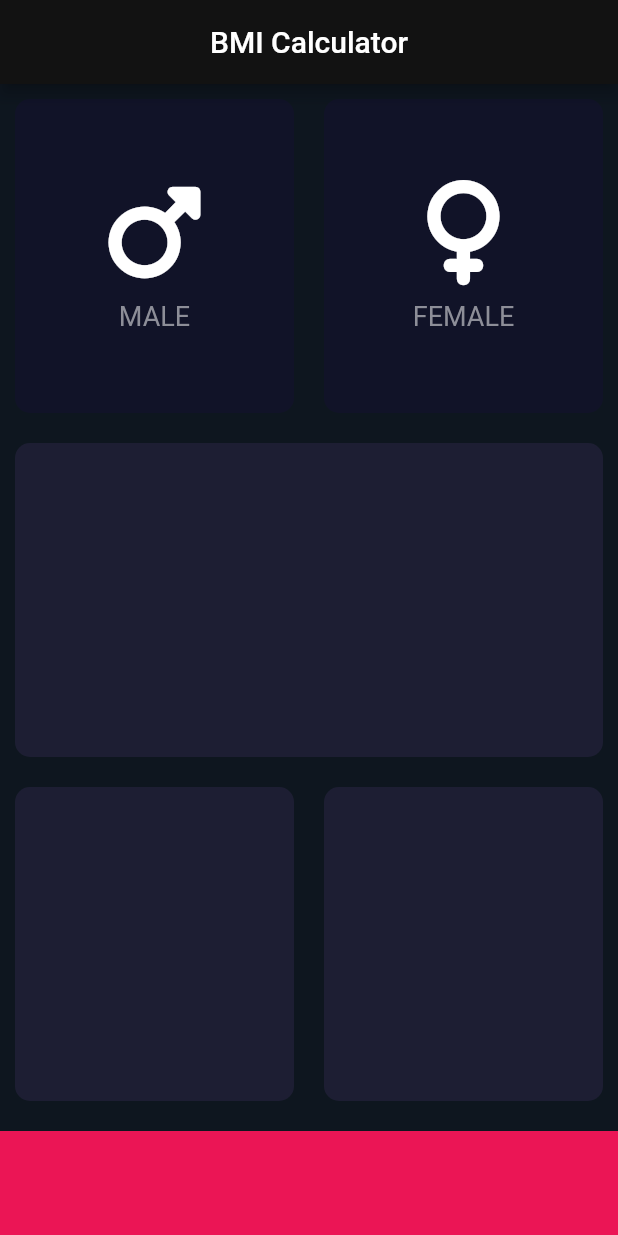
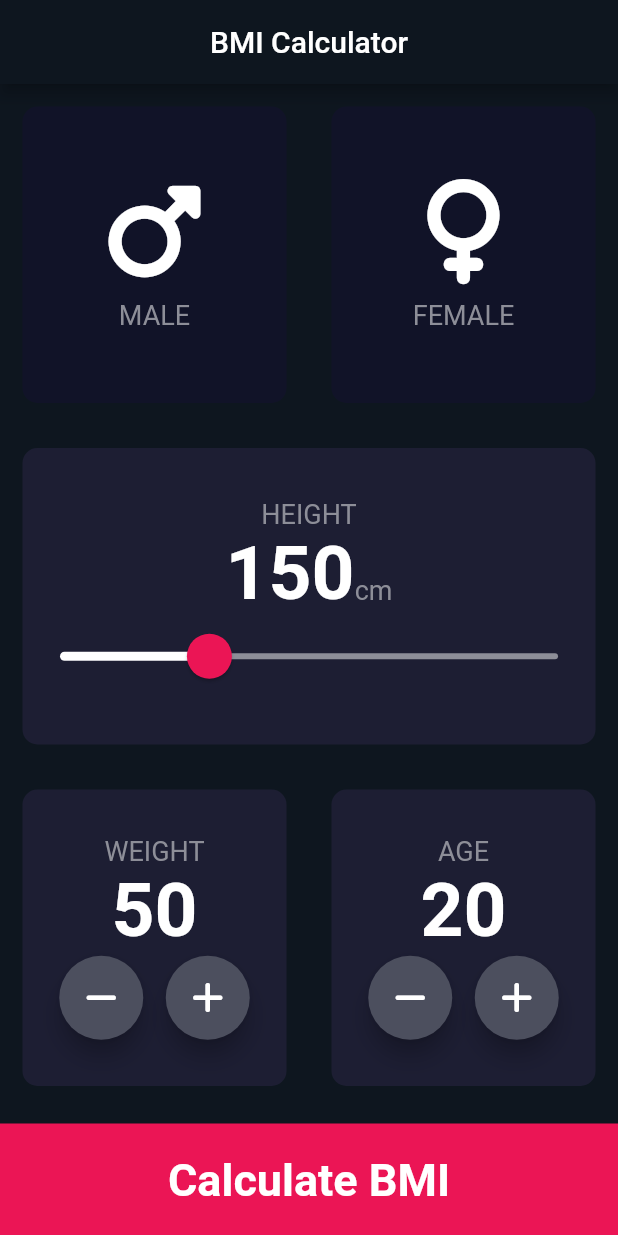
Before and after one commit to minhaz74692/BMI_Calculator_Flutter, a Flutter app: the screen it shows after launch, on a phone screen of 412 x 824 dp. Run offline on Flutter 3.47's test engine with Material 2 defaults, Android fonts, the phone set to English and light mode, and no system bars; our stand-ins replace font_awesome_flutter, rflutter_alert.

Commit message:
BMI Calculator final commit

```diff
--- a/lib/InputPage.dart
+++ /dev/null
@@ -1,122 +0,0 @@
-//ignore_for_file: prefer_const_constructors
-import 'package:bmi_calculator/IconWidget.dart';
-import 'package:bmi_calculator/ReuseableContainer.dart';
-import 'package:flutter/material.dart';
-import 'package:font_awesome_flutter/font_awesome_flutter.dart';
-const bottomContainerHeight= 70.0;
-const bottomContainerColor= Color(0xFFEB1555);
-const reUseContainerColor = Color(0xFF1D1E33);
-const inactiveColor = Color(0xFF111328);
-const activeColor = Color(0xFF1D1E33);
-class InputPage extends StatefulWidget {
-  const InputPage({Key? key}) : super(key: key);
-
-  @override
-  State<InputPage> createState() => _InputPageState();
-}
-
-class _InputPageState extends State<InputPage> {
-
-  Color maleColor = inactiveColor;
-  Color femaleColor = inactiveColor;
-
-  //1=male , 2 = female
-  void updateColor(int genderType){
-    if(genderType == 1){
-      maleColor == inactiveColor? {  //This is actually If-Else Statement ternory operator
-        maleColor = activeColor,
-        femaleColor = inactiveColor
-      }: maleColor = inactiveColor;
-    }else if(genderType == 2){
-      femaleColor == inactiveColor? {  //This is actually If-Else Statement ternory operator
-        femaleColor = activeColor,
-        maleColor= inactiveColor
-      }: femaleColor = inactiveColor;
-    }
-  }
-
-  @override
-  Widget build(BuildContext context) {
-    return Scaffold(
-      appBar: AppBar(
-        title: Center(child: Text("BMI Calculator"),
-        ),
-      ),
-      body: Column(
-        children: [
-          Expanded(
-            child: Row(
-                children: <Widget>[
-                Expanded(
-                  child: GestureDetector(
-                    onTap: (){
-                      setState(() {
-                        updateColor(1);
-                      });
-                    },
-                    child: ReuseableContainer(
-                      colour: maleColor,
-                      cardChild: IconWidget(
-                          gender: "MALE",
-                          iconName: FontAwesomeIcons.mars
-                      ),
-                    ),
-                  ),
-                ),
-                Expanded(
-                  child: GestureDetector(
-                    onTap: (){
-                      setState(() {
-                        updateColor(2);
-                      });
-                    },
-                    child: ReuseableContainer(
-                      colour: femaleColor,
-                      cardChild: IconWidget(
-                          gender: "FEMALE",
-                          iconName: FontAwesomeIcons.venus
-                      ),
-                    ),
-                  ),
-                )
-                ]
-            ),
-          ),
-          Expanded(
-            child: Row(
-                children: const <Widget>[
-                  Expanded(
-                    child: ReuseableContainer(
-                        colour: reUseContainerColor
-                    ),
-                  )
-                ]
-            ),
-          ),
-          Expanded(
-            child: Row(
-                children: const <Widget>[
-                  Expanded(
-                    child: ReuseableContainer(
-                        colour: reUseContainerColor
-                    ),
-                  ),
-                  Expanded(
-                    child: ReuseableContainer(
-                        colour: reUseContainerColor
-                    ),
-                  )
-              ]
-            ),
-          ),
-          Container(
-            width: double.infinity,
-            height: bottomContainerHeight,
-            color: bottomContainerColor,
-            margin: EdgeInsets.only(top: 10),
-          )
-        ]
-      ),
-    );
-  }
-}
--- a/lib/ReuseableContainer.dart
+++ /dev/null
@@ -1,19 +0,0 @@
-//ignore_for_file: prefer_const_constructors
-import 'package:flutter/material.dart';
-class ReuseableContainer extends StatelessWidget {
-  // const ReuseableContainer({Key?key}):super(key:key);
-  const ReuseableContainer({super.key, required this.colour, this.cardChild =const Center(child:Text(""))});
-  final Color colour;
-  final Widget cardChild;
-  @override
-  Widget build(BuildContext context) {
-    return Container(
-      margin: EdgeInsets.all(10),
-      decoration: BoxDecoration(
-        color: colour,
-        borderRadius: BorderRadius.circular(10.0),
-      ),
-      child: cardChild,
-    );
-  }
-}
--- /dev/null
+++ b/lib/calculator_brain.dart
@@ -0,0 +1,29 @@
+import 'dart:math';
+class CalculatorBrain{
+  CalculatorBrain({required this.weight,required this.height});
+  final weight;
+  final height;
+  double _bmi = 0;
+  String calculateBMI(){
+    _bmi = weight/ pow(height/100, 2);
+    return _bmi.toStringAsFixed(1);
+  }
+  String getResult(){
+    if(_bmi >= 25){
+      return 'Overweight';
+    }else if(_bmi>18.5){
+      return 'Normal';
+    }else{
+      return 'Underweight';
+    }
+  }
+  String getInterpretation(){
+    if(_bmi >= 25){
+      return 'You have higher than normal body weight. Try to exercise more.';
+    }else if(_bmi>18.5){
+      return 'You have a normal body weight. Good job!.';
+    }else{
+      return 'You have a lower than normal body weight. You can eat bit more.';
+    }
+  }
+}
--- /dev/null
+++ b/lib/components/gender_section.dart
@@ -0,0 +1,55 @@
+//ignore_for_file: prefer_const_constructors
+import 'package:bmi_calculator/components/icon_widget.dart';
+import 'package:bmi_calculator/components/reusable_container.dart';
+import 'package:flutter/material.dart';
+import 'package:font_awesome_flutter/font_awesome_flutter.dart';
+import '../constants.dart';
+
+enum Gender {male, female }
+
+class GenderSection extends StatefulWidget {
+  const GenderSection({super.key});
+
+
+  @override
+  State<GenderSection> createState() => _GenderSectionState();
+}
+
+class _GenderSectionState extends State<GenderSection> {
+  dynamic selectedGender;
+  @override
+  Widget build(BuildContext context) {
+    return Row(
+        children: <Widget>[
+          Expanded(
+            child: ReuseableContainer(
+              onPress: (){
+                setState(() {
+                  selectedGender = Gender.male;
+                });
+              },
+              colour: selectedGender == Gender.male? kActiveColor:kInactiveColor,
+              cardChild: IconWidget(
+                  gender: "MALE",
+                  iconName: FontAwesomeIcons.mars
+              ),
+            ),
+          ),
+          Expanded(
+            child: ReuseableContainer(
+              onPress: (){
+                setState(() {
+                  selectedGender = Gender.female;
+                });
+              },
+              colour: selectedGender == Gender.female?kActiveColor:kInactiveColor,
+              cardChild: IconWidget(
+                  gender: "FEMALE",
+                  iconName: FontAwesomeIcons.venus
+              ),
+            ),
+          )
+        ]
+    );
+  }
+}
--- a/lib/IconWidget.dart
+++ b/lib/components/icon_widget.dart
@@ -1,10 +1,7 @@
 //ignore_for_file: prefer_const_constructors
 import 'package:flutter/material.dart';
 import 'package:font_awesome_flutter/font_awesome_flutter.dart';
-const genderTextStyle = TextStyle(
-    fontSize: 18.0,
-    color: Color(0xFF8D8E98),
-);
+import '../constants.dart';
 class IconWidget extends StatelessWidget {
   const IconWidget({super.key, required this.gender, required this.iconName});
   final String gender;
@@ -19,7 +16,7 @@ class IconWidget extends StatelessWidget {
           SizedBox(
             height: 10,
           ),
-          Text(gender, style: genderTextStyle),
+          Text(gender, style: kLabelTextStyle),
         ]
     );
   }
--- a/lib/MyApp.dart
+++ b/lib/components/my_app.dart
@@ -1,6 +1,9 @@
 //ignore_for_file: prefer_const_constructors
-import 'package:bmi_calculator/InputPage.dart';
-import 'package:bmi_calculator/ThemePractice.dart';
+import 'package:bmi_calculator/screens//input_page.dart';
+import 'package:bmi_calculator/screens//result_page.dart';
+import 'package:bmi_calculator/screens/screen1.dart';
+import 'package:bmi_calculator/screens//screen2.dart';
+import 'package:bmi_calculator/components/theme_practice.dart';
 import 'package:flutter/material.dart';
 class MyApp extends StatefulWidget {
   const MyApp({super.key});
@@ -22,10 +25,16 @@ class _MyAppState extends State<MyApp> {
         hoverColor: Color(0xFF0E161F),
         colorScheme: ColorScheme.dark().copyWith(
           primary: Color(0xFF0E161F),
-          secondary: Colors.blue,
         ),
       ),
       home: InputPage(),
+      // initialRoute: '/',
+      // routes: {
+      //   '/': (context)=> InputPage(),
+      //   '/first': (context)=> Screen1(),
+      //   '/second': (context) => Screen2(),
+      //   '/result': (context)=> ResultPage(),
+      // },
     );
   }
 }
--- /dev/null
+++ b/lib/components/reusable_container.dart
@@ -0,0 +1,23 @@
+//ignore_for_file: prefer_const_constructors
+import 'package:flutter/material.dart';
+class ReuseableContainer extends StatelessWidget {
+  // const ReuseableContainer({Key?key}):super(key:key);
+  const ReuseableContainer({super.key, required this.colour, this.cardChild =const Center(child:Text("")),  required this.onPress});
+  final Color colour;
+  final Widget cardChild;
+  final Function() onPress;
+  @override
+  Widget build(BuildContext context) {
+    return GestureDetector(
+      onTap: onPress,
+      child: Container(
+        margin: EdgeInsets.all(15.0),
+        decoration: BoxDecoration(
+          color: colour,
+          borderRadius: BorderRadius.circular(10.0),
+        ),
+        child: cardChild,
+      ),
+    );
+  }
+}
--- /dev/null
+++ b/lib/constants.dart
@@ -0,0 +1,32 @@
+import 'package:flutter/material.dart';
+const kBottomContainerHeight= 75.0;
+const kBottomContainerColor= Color(0xFFEB1555);
+const kReUseContainerColor = Color(0xFF1D1E33);
+const kInactiveColor = Color(0xFF111328);
+const kActiveColor = Color(0xFF1D1E33);
+
+const kLabelTextStyle = TextStyle(
+  fontSize: 18.0,
+  color: Color(0xFF8D8E98),
+);
+
+const kBodyTextStyle  = TextStyle(
+    fontSize: 50,
+    fontWeight: FontWeight.w700
+);
+const kResultTitle = TextStyle(
+  fontSize: 50,
+  fontWeight: FontWeight.bold
+);
+const kResultText = TextStyle(
+  color: Color(0xFF24D876),
+  fontSize: 22.0,
+  fontWeight: FontWeight.bold
+);
+const kBmiText=TextStyle(
+  fontSize: 100.0,
+  fontWeight: FontWeight.bold
+);
+const kResultBody = TextStyle(
+  fontSize: 22.0
+);
--- a/lib/main.dart
+++ b/lib/main.dart
@@ -1,5 +1,5 @@
 //ignore_for_file: prefer_const_constructors
-import 'package:bmi_calculator/MyApp.dart';
+import 'package:bmi_calculator/components/my_app.dart';
 import 'package:flutter/material.dart';
 
 void main() {
--- /dev/null
+++ b/lib/screens/input_page.dart
@@ -0,0 +1,266 @@
+//ignore_for_file: prefer_const_constructors
+import 'package:bmi_calculator/components/gender_section.dart';
+import 'package:bmi_calculator/components/icon_widget.dart';
+import 'package:bmi_calculator/components/reusable_container.dart';
+import 'package:bmi_calculator/screens/result_page.dart';
+import 'package:bmi_calculator/screens/screen1.dart';
+import 'package:flutter/material.dart';
+import 'package:font_awesome_flutter/font_awesome_flutter.dart';
+import 'package:rflutter_alert/rflutter_alert.dart';
+import 'package:bmi_calculator/constants.dart';
+import 'package:bmi_calculator/calculator_brain.dart';
+
+
+class InputPage extends StatefulWidget {
+  const InputPage({Key? key}) : super(key: key);
+
+  @override
+  State<InputPage> createState() => _InputPageState();
+}
+
+class _InputPageState extends State<InputPage> {
+  dynamic selectedGender;
+  double _height = 150;
+  int _weight = 50;
+  int age = 20;
+  void bmiResult(){
+    // int height = weightSection.yo
+      Alert(
+        context: context,
+        title: "Your BMI Is : 21.5",
+        desc: "According to WHO your BMI is NORMAL",
+        buttons: [
+          DialogButton(
+            onPressed: () => Navigator.pop(context),
+            width: 120,
+            child: Text(
+              "COOL",
+              style: TextStyle(color: Colors.white, fontSize: 20),
+            ),
+          )
+        ],
+      ).show();
+  }
+  @override
+  Widget build(BuildContext context) {
+    return Scaffold(
+      appBar: AppBar(
+        backgroundColor: Color(0xFF0E161F),
+        title: Center(child: Text("BMI Calculator"),
+        ),
+      ),
+      body: Column(
+        mainAxisAlignment: MainAxisAlignment.center,
+        children: [
+          Expanded(
+            child:GenderSection(),
+          ),
+          Expanded(
+            child: Row(
+                crossAxisAlignment: CrossAxisAlignment.center,
+                children:  <Widget>[
+                  Expanded(
+                    child: ReuseableContainer(
+                      onPress: (){},
+                      colour: kReUseContainerColor,
+                      cardChild: Column(
+                          mainAxisAlignment: MainAxisAlignment.center,
+                          children: <Widget>[
+                            Text("HEIGHT", style: kLabelTextStyle,textAlign: TextAlign.center,
+                            ),
+                            Row(
+                              mainAxisAlignment: MainAxisAlignment.center,
+                              crossAxisAlignment: CrossAxisAlignment.baseline,
+                              textBaseline: TextBaseline.alphabetic,
+                              children: <Widget> [
+                                Text(
+                                  "${_height.round()}",
+                                  style: kBodyTextStyle,
+                                ),
+                                Text(
+                                  "cm",
+                                  style: kLabelTextStyle,
+                                )
+                              ],
+                            ),
+                            SliderTheme(
+                              data: SliderTheme.of(context).copyWith(
+                                  activeTrackColor: Color(0xFFffffff),
+                                  inactiveTrackColor: Color(0xFF8D8E98),
+                                  thumbColor: Color(0xFFEB1555),
+                                  overlayColor: Color(0x29EB1555),
+                                  thumbShape: RoundSliderThumbShape(enabledThumbRadius: 15),
+                                  overlayShape: RoundSliderOverlayShape(overlayRadius: 25)
+                              ),
+                              child: Slider(
+                                value: _height,
+                                min: 120,
+                                max: 220,
+                                label: _height.round().toString(),
+                                onChanged: (double newValue) {
+                                  setState(() {
+                                    _height = newValue;
+                                  });
+                                },
+                              ),
+                            )
+                          ]
+                      ),
+                    ),
+                  )
+                ]
+            ),
+          ),
+          Expanded(
+            child: Row(
+                children: <Widget>[
+                  Expanded(
+                    child: ReuseableContainer(
+                        onPress: (){},
+                        colour: kReUseContainerColor,
+                        cardChild:Column(
+                          mainAxisAlignment: MainAxisAlignment.center,
+                          children:  <Widget>[
+                            Text("WEIGHT", style: kLabelTextStyle,),
+                            Text(_weight.toString(), style: kBodyTextStyle ,),
+                            Row(
+                              mainAxisAlignment: MainAxisAlignment.center,
+                              children:  <Widget>[
+                                // FloatingActionButton(  //This button is from flutter package
+                                //     onPressed: (){},
+                                //   backgroundColor: Color(0xFF4C4F5E),
+                                //   child: Icon(Icons.remove, size: 35,),
+                                // ),
+                                RoundIconButton(  //But this button is from our own built widget Button below
+                                  onClick: (){
+                                    setState(() {
+                                      _weight--;
+                                    });
+                                  },
+                                  icon: FontAwesomeIcons.minus,
+                                ),
+                                SizedBox(
+                                  width:15 ,
+                                ),
+                                RoundIconButton(
+                                  onClick: (){
+                                    setState(() {
+                                      _weight++;
+                                    });
+                                  },
+                                  icon: FontAwesomeIcons.plus,
+
+                                )
+                              ],
+                            )
+                          ],
+                        )
+                    ),
+                  ),
+
+                  Expanded(  //.........THIS is age part.........
+                    child: ReuseableContainer(
+                      onPress: (){},
+                      colour: kReUseContainerColor,
+                      cardChild: Column(
+                        mainAxisAlignment: MainAxisAlignment.center,
+                        children:  <Widget>[
+                          Text("AGE", style: kLabelTextStyle,),
+                          Text(age.toString(), style: kBodyTextStyle ,),
+                          Row(
+                            mainAxisAlignment: MainAxisAlignment.center,
+                            children:  <Widget>[
+                              // FloatingActionButton(  //This button is from flutter package
+                              //     onPressed: (){},
+                              //   backgroundColor: Color(0xFF4C4F5E),
+                              //   child: Icon(Icons.remove, size: 35,),
+                              // ),
+                              RoundIconButton(  //But this button is from our own built widget Button below
+                                onClick: (){
+                                  setState(() {
+                                    age--;
+                                  });
+                                },
+                                icon: FontAwesomeIcons.minus,
+                              ),
+                              SizedBox(
+                                width:15 ,
+                              ),
+                              RoundIconButton(
+                                onClick: (){
+                                  setState(() {
+                                    age++;
+                                  });
+                                },
+                                icon: FontAwesomeIcons.plus,
+                              )
+                            ],
+                          )
+                        ],
+                      ),
+                    ),
+                  )
+                ]
+            ),
+          ),
+          BottomButton(buttonTitle: "Calculate BMI",
+            onTap: (){
+            CalculatorBrain calc = CalculatorBrain(weight: _weight, height: _height);
+            Navigator.push(
+              context,
+              MaterialPageRoute(
+                builder: (context)=> ResultPage(
+                    bmiResult: calc.calculateBMI(),
+                    resultText: calc.getResult(),
+                    interpretation: calc.getInterpretation(),
+                ),
+              ),
+            );
+          },
+          ),
+        ]
+      ),
+    );
+  }
+}
+
+class BottomButton extends StatelessWidget {
+  const BottomButton({super.key, required this.buttonTitle, required this.onTap});
+  final Function() onTap;
+  final String buttonTitle;
+  @override
+  Widget build(BuildContext context) {
+    return GestureDetector(
+      onTap: onTap,
+      child: Container(
+        width: double.infinity,
+        height: kBottomContainerHeight,
+        color: kBottomContainerColor,
+        margin: EdgeInsets.only(top: 10),
+        child: Center(child: Text(buttonTitle , style: TextStyle(color: Colors.white, fontSize: 30, fontWeight: FontWeight.w600),),),
+      ),
+    );
+  }
+}
+
+class RoundIconButton extends StatelessWidget {
+
+  const RoundIconButton({super.key, required this.icon, required this.onClick});
+
+  final IconData icon;
+  final Function() onClick;
+  @override
+  Widget build(BuildContext context) {
+    return RawMaterialButton(
+      onPressed: onClick,
+      shape: CircleBorder(),
+      elevation: 6,
+      fillColor: Color(0xFF4C4F5E),
+      constraints: BoxConstraints.tightFor(
+        width: 56.0,
+        height: 56.0,
+      ),
+      child: Icon(icon),
+    );
+  }
+}
--- a/pubspec.yaml
+++ b/pubspec.yaml
@@ -11,6 +11,7 @@ dependencies:
     sdk: flutter
   cupertino_icons: ^1.0.5
   font_awesome_flutter: ^10.2.1
+  rflutter_alert: ^2.0.4
 
 dev_dependencies:
   flutter_test:
```
Also changed, not shown: lib/screens/result_page.dart (added, +54 -0 lines), lib/screens/screen1.dart (added, +38 -0 lines), lib/screens/screen2.dart (added, +27 -0 lines), pubspec.lock, 2 other files.
